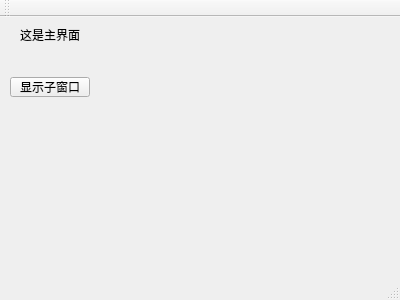
Qt form Qt/test2/mainwindow.ui (xzlxiao/Learning) before a commit.
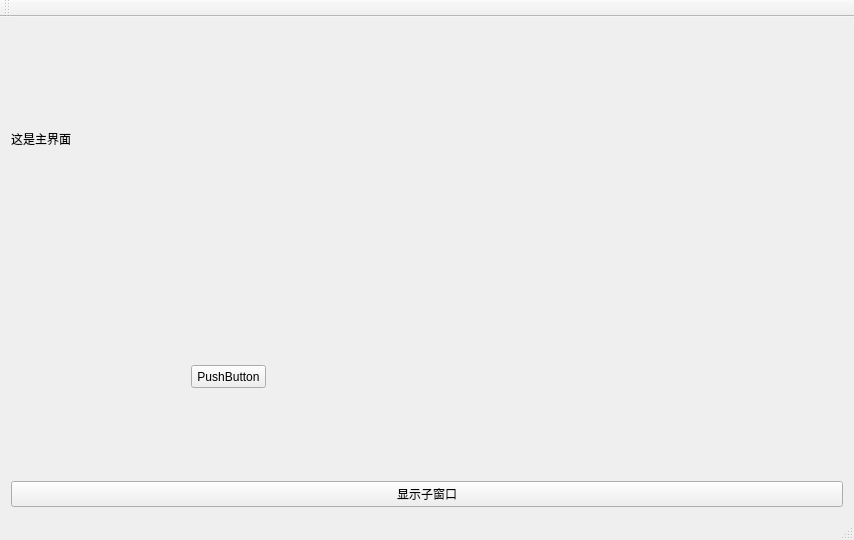
The same form after that commit.

```diff
--- a/Qt/test2/mainwindow.ui
+++ b/Qt/test2/mainwindow.ui
@@ -6,40 +6,85 @@
    <rect>
     <x>0</x>
     <y>0</y>
-    <width>400</width>
-    <height>300</height>
+    <width>854</width>
+    <height>540</height>
    </rect>
   </property>
+  <property name="sizePolicy">
+   <sizepolicy hsizetype="Fixed" vsizetype="Preferred">
+    <horstretch>0</horstretch>
+    <verstretch>0</verstretch>
+   </sizepolicy>
+  </property>
   <property name="windowTitle">
    <string>MainWindow</string>
   </property>
   <widget class="QWidget" name="centralWidget">
+   <layout class="QVBoxLayout" name="verticalLayout">
+    <item>
    <widget class="QLabel" name="label">
-    <property name="geometry">
-     <rect>
-      <x>20</x>
-      <y>10</y>
-      <width>71</width>
-      <height>16</height>
-     </rect>
+      <property name="sizePolicy">
+       <sizepolicy hsizetype="Preferred" vsizetype="Expanding">
+        <horstretch>0</horstretch>
+        <verstretch>0</verstretch>
+       </sizepolicy>
     </property>
     <property name="text">
      <string>这是主界面</string>
     </property>
    </widget>
+    </item>
+    <item>
+     <widget class="QStackedWidget" name="stackedWidget">
+      <property name="currentIndex">
+       <number>1</number>
+      </property>
+      <widget class="QWidget" name="page">
+       <widget class="QPushButton" name="pushButton">
+        <property name="geometry">
+         <rect>
+          <x>70</x>
+          <y>100</y>
+          <width>75</width>
+          <height>23</height>
+         </rect>
+        </property>
+        <property name="text">
+         <string>PushButton</string>
+        </property>
+       </widget>
+      </widget>
+      <widget class="QWidget" name="page_2">
+       <widget class="QPushButton" name="pushButton_2">
+        <property name="geometry">
+         <rect>
+          <x>180</x>
+          <y>110</y>
+          <width>75</width>
+          <height>23</height>
+         </rect>
+        </property>
+        <property name="text">
+         <string>PushButton</string>
+        </property>
+       </widget>
+      </widget>
+     </widget>
+    </item>
+    <item>
    <widget class="QPushButton" name="showChildButton">
-    <property name="geometry">
-     <rect>
-      <x>10</x>
-      <y>60</y>
-      <width>80</width>
-      <height>20</height>
-     </rect>
+      <property name="sizePolicy">
+       <sizepolicy hsizetype="Expanding" vsizetype="Fixed">
+        <horstretch>0</horstretch>
+        <verstretch>0</verstretch>
+       </sizepolicy>
     </property>
     <property name="text">
      <string>显示子窗口</string>
     </property>
    </widget>
+    </item>
+   </layout>
   </widget>
   <widget class="QMenuBar" name="menuBar">
    <property name="geometry">
```
Left out of the diff: 4 changed lines with no effect on the pictures. Lines whose indentation alone changed are shown as unchanged.
